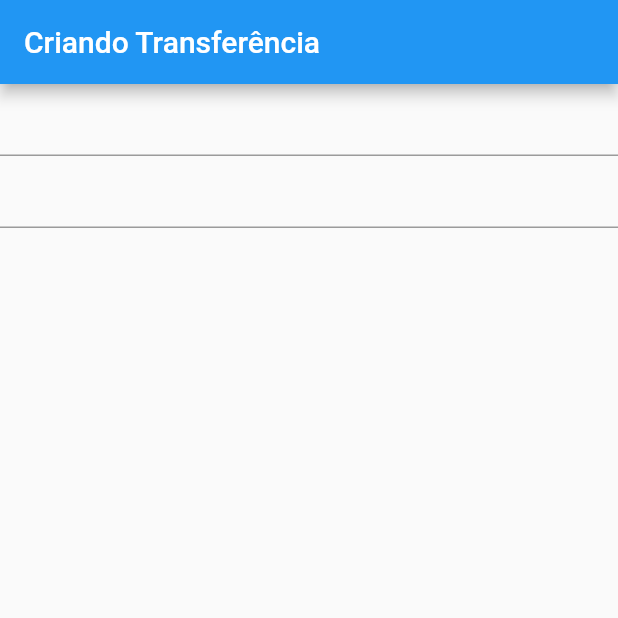
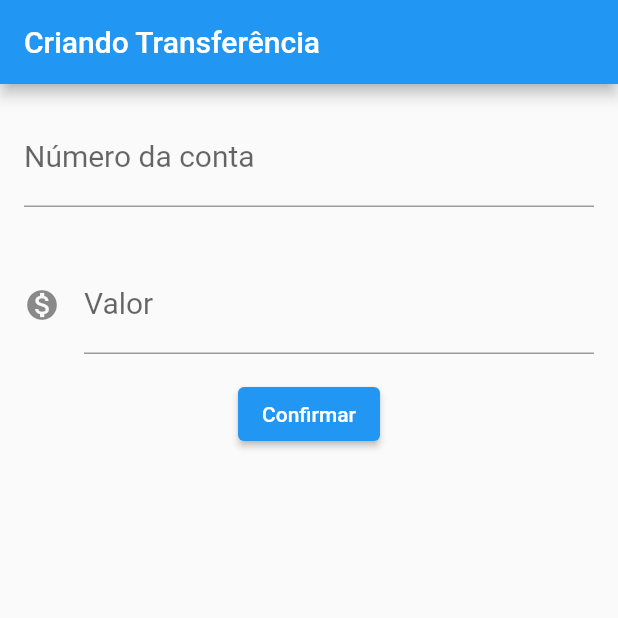
Before and after one commit to jpteixeiraferreira/bytebank, a Flutter app: the screen it shows after launch, on a phone screen of 412 x 824 dp, the top half of it. Run offline on Flutter 3.47's test engine with Material 2 defaults, Android fonts, the phone set to English and light mode, and no system bars.

Commit message:
Primeiro contato com controller (Revisar) Aplicando conceitos de debugPrint e ações com o OnPressed() {}

```diff
--- a/lib/main.dart
+++ b/lib/main.dart
@@ -1,35 +1,74 @@
 import 'package:flutter/material.dart';
 
-void main() =>
-    runApp(Bytebank_app());
+void main() => runApp(Bytebank_app());
+
 class Bytebank_app extends StatelessWidget {
   const Bytebank_app({Key? key}) : super(key: key);
 
   @override
   Widget build(BuildContext context) {
-    return
-      MaterialApp(
+    return MaterialApp(
       home: Scaffold(
         body: Formulario_transferencia(),
       ),
     );
   }
 }
-class Formulario_transferencia extends StatelessWidget{
+
+class Formulario_transferencia extends StatelessWidget {
+  final TextEditingController _controlador_numero_conta =
+      TextEditingController();
+  final TextEditingController _controlador_valor = TextEditingController();
+
   @override
   Widget build(BuildContext context) {
     return Scaffold(
         appBar: AppBar(title: Text('Criando Transferência')),
         body: Column(
           children: [
-          TextField(),
-          TextField(),
-
+            Padding(
+              padding: const EdgeInsets.all(16.0),
+              child: TextField(
+                controller: _controlador_numero_conta,
+                style: TextStyle(fontSize: 20),
+                decoration: InputDecoration(
+                    labelText: 'Número da conta', hintText: '0000'),
+                keyboardType: TextInputType.number,
+              ),
+            ),
+            Padding(
+              padding: const EdgeInsets.all(16.0),
+              child: TextField(
+                controller: _controlador_valor,
+                style: TextStyle(fontSize: 20),
+                decoration: InputDecoration(
+                    icon: Icon(Icons.monetization_on),
+                    labelText: 'Valor',
+                    hintText: '0.00'),
+                keyboardType: TextInputType.number,
+              ),
+            ),
+            ElevatedButton(
+              child: Text('Confirmar'),
+              onPressed: () {
+                final int numero_conta = int.parse(_controlador_numero_conta.text);
+                final double valor = double.parse(_controlador_valor.text);
+                debugPrint('Clicou no botão');
+                debugPrint(_controlador_numero_conta.text);
+                if(numero_conta != null && numero_conta != 0
+                    && valor != null && valor != 0){
+                  Item_transferencia(quantidade: valor, conta: numero_conta);
+                  debugPrint('Transferência efetuada com sucesso!');
+                } else{
+                  debugPrint('Transferência não efetuada.');
+                }
+              },
+            ),
           ],
-      )
-    );
+        ));
   }
 }
+
 class Lista_transferencia extends StatelessWidget {
   @override
   Widget build(BuildContext context) {
@@ -42,19 +81,19 @@ class Lista_transferencia extends StatelessWidget {
           Item_transferencia(quantidade: 500.0, conta: 001),
           Item_transferencia(quantidade: 600.0, conta: 002),
           Item_transferencia(quantidade: 700.0, conta: 001),
-      ]
-      ,
+        ],
       ),
-      floatingActionButton: FloatingActionButton(onPressed: () {},
-          child: Icon(Icons.add)),
+      floatingActionButton:
+          FloatingActionButton(onPressed: () {}, child: Icon(Icons.add)),
     );
   }
 }
+
 class Item_transferencia extends StatelessWidget {
   double quantidade;
   int conta;
 
-  Item_transferencia({ required this.quantidade, required this.conta});
+  Item_transferencia({required this.quantidade, required this.conta});
 
   @override
   Widget build(BuildContext context) {
```
Lines whose indentation alone changed are shown as unchanged.
